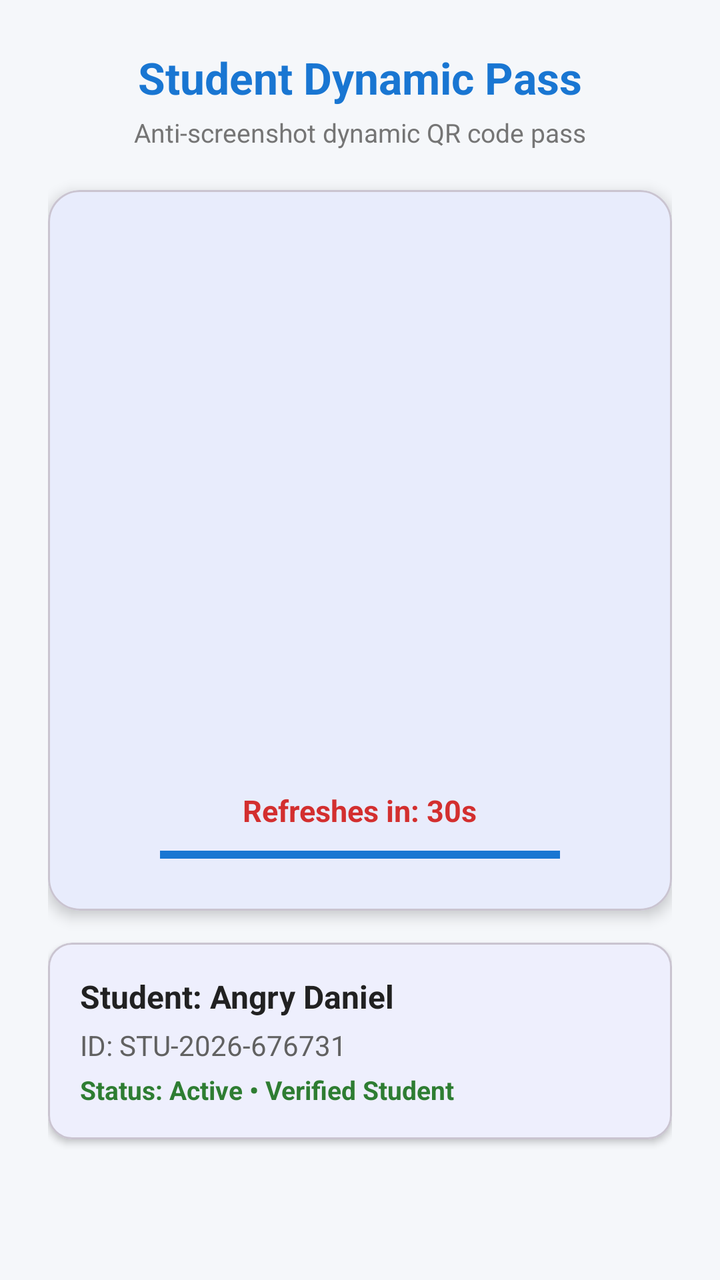
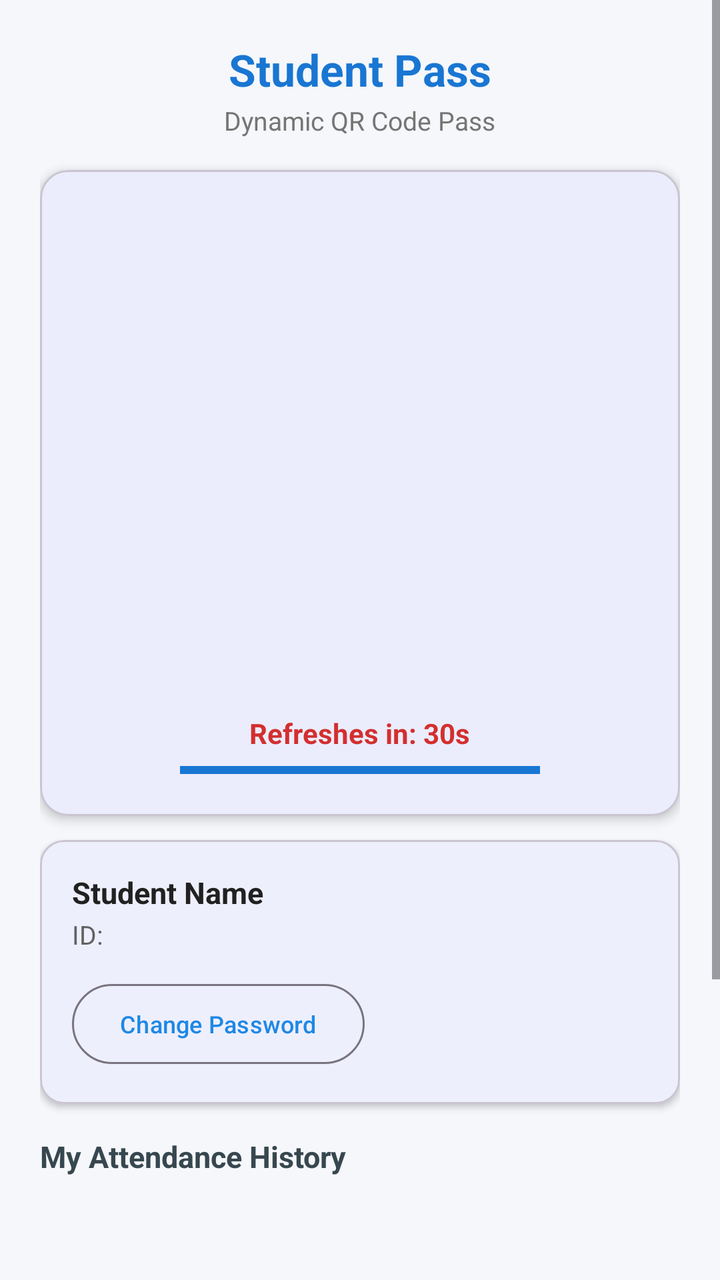

Compare the two renders of this Android layout. The source of the first and the diff that turns it into the second are given below.
<!-- AndroidManifest.xml: application theme Theme.Schoolthing -->
<!-- res/layout/activity_student_qr.xml -->
<?xml version="1.0" encoding="utf-8"?>
<LinearLayout xmlns:android="http://schemas.android.com/apk/res/android"
    xmlns:app="http://schemas.android.com/apk/res-auto"
    android:layout_width="match_parent"
    android:layout_height="match_parent"
    android:background="#F5F7FA"
    android:gravity="center_horizontal"
    android:orientation="vertical"
    android:padding="24dp">

    
    <TextView
        android:layout_width="wrap_content"
        android:layout_height="wrap_content"
        android:text="Student Dynamic Pass"
        android:textColor="#1976D2"
        android:textSize="22sp"
        android:textStyle="bold" />

    <TextView
        android:layout_width="wrap_content"
        android:layout_height="wrap_content"
        android:layout_marginTop="4dp"
        android:text="Anti-screenshot dynamic QR code pass"
        android:textColor="#757575"
        android:textSize="13sp" />

    
    <com.google.android.material.card.MaterialCardView
        android:layout_width="match_parent"
        android:layout_height="wrap_content"
        android:layout_marginTop="20dp"
        app:cardCornerRadius="16dp"
        app:cardElevation="4dp">

        <LinearLayout
            android:layout_width="match_parent"
            android:layout_height="wrap_content"
            android:gravity="center_horizontal"
            android:orientation="vertical"
            android:padding="24dp">

            <ImageView
                android:id="@+id/imgQrCode"
                android:layout_width="260dp"
                android:layout_height="260dp"
                android:contentDescription="Dynamic QR Pass" />

            <TextView
                android:id="@+id/tvTimer"
                android:layout_width="wrap_content"
                android:layout_height="wrap_content"
                android:layout_marginTop="16dp"
                android:text="Refreshes in: 30s"
                android:textColor="#D32F2F"
                android:textSize="15sp"
                android:textStyle="bold" />

            <ProgressBar
                android:id="@+id/progressBar"
                style="?android:attr/progressBarStyleHorizontal"
                android:layout_width="200dp"
                android:layout_height="8dp"
                android:layout_marginTop="8dp"
                android:max="30"
                android:progress="30"
                android:progressTint="#1976D2" />
        </LinearLayout>
    </com.google.android.material.card.MaterialCardView>

    
    <com.google.android.material.card.MaterialCardView
        android:layout_width="match_parent"
        android:layout_height="wrap_content"
        android:layout_marginTop="16dp"
        app:cardCornerRadius="12dp"
        app:cardElevation="2dp">

        <LinearLayout
            android:layout_width="match_parent"
            android:layout_height="wrap_content"
            android:orientation="vertical"
            android:padding="16dp">

            <TextView
                android:id="@+id/tvStudentName"
                android:layout_width="wrap_content"
                android:layout_height="wrap_content"
                android:text="Student: Angry Daniel"
                android:textColor="#212121"
                android:textSize="16sp"
                android:textStyle="bold" />

            <TextView
                android:id="@+id/tvStudentId"
                android:layout_width="wrap_content"
                android:layout_height="wrap_content"
                android:layout_marginTop="4dp"
                android:text="ID: STU-2026-676731"
                android:textColor="#616161"
                android:textSize="14sp" />

            <TextView
                android:layout_width="wrap_content"
                android:layout_height="wrap_content"
                android:layout_marginTop="4dp"
                android:text="Status: Active • Verified Student"
                android:textColor="#2E7D32"
                android:textSize="13sp"
                android:textStyle="bold" />
        </LinearLayout>
    </com.google.android.material.card.MaterialCardView>

</LinearLayout>
<!-- resources referenced by this layout -->
<resources>
  <style name="Theme.Schoolthing" parent="Theme.Material3.DayNight.NoActionBar">
          <item name="colorPrimary">#1E88E5</item>
          <item name="colorOnPrimary">#FFFFFF</item>
          <item name="colorSecondary">#2E7D32</item>
          <item name="colorOnSecondary">#FFFFFF</item>
          <item name="android:statusBarColor">#1976D2</item>
      </style>
</resources>

<!-- the commit's change to res/layout/activity_student_qr.xml (unified diff, before → after) -->
@@ -1,114 +1,137 @@
 <?xml version="1.0" encoding="utf-8"?>
-<LinearLayout xmlns:android="http://schemas.android.com/apk/res/android"
+<ScrollView xmlns:android="http://schemas.android.com/apk/res/android"
     xmlns:app="http://schemas.android.com/apk/res-auto"
     android:layout_width="match_parent"
     android:layout_height="match_parent"
     android:background="#F5F7FA"
-    android:gravity="center_horizontal"
-    android:orientation="vertical"
-    android:padding="24dp">
+    android:fillViewport="true">
 
-    
-    <TextView
-        android:layout_width="wrap_content"
-        android:layout_height="wrap_content"
-        android:text="Student Dynamic Pass"
-        android:textColor="#1976D2"
-        android:textSize="22sp"
-        android:textStyle="bold" />
-
-    <TextView
-        android:layout_width="wrap_content"
-        android:layout_height="wrap_content"
-        android:layout_marginTop="4dp"
-        android:text="Anti-screenshot dynamic QR code pass"
-        android:textColor="#757575"
-        android:textSize="13sp" />
-
-    
-    <com.google.android.material.card.MaterialCardView
+    <LinearLayout
         android:layout_width="match_parent"
         android:layout_height="wrap_content"
-        android:layout_marginTop="20dp"
-        app:cardCornerRadius="16dp"
-        app:cardElevation="4dp">
+        android:gravity="center_horizontal"
+        android:orientation="vertical"
+        android:padding="20dp">
 
-        <LinearLayout
+        <TextView
+            android:layout_width="wrap_content"
+            android:layout_height="wrap_content"
+            android:text="Student Pass"
+            android:textColor="#1976D2"
+            android:textSize="22sp"
+            android:textStyle="bold" />
+
+        <TextView
+            android:layout_width="wrap_content"
+            android:layout_height="wrap_content"
+            android:layout_marginTop="2dp"
+            android:text="Dynamic QR Code Pass"
+            android:textColor="#757575"
+            android:textSize="13sp" />
+
+        
+        <com.google.android.material.card.MaterialCardView
             android:layout_width="match_parent"
             android:layout_height="wrap_content"
-            android:gravity="center_horizontal"
-            android:orientation="vertical"
-            android:padding="24dp">
+            android:layout_marginTop="16dp"
+            app:cardCornerRadius="14dp"
+            app:cardElevation="3dp">
 
-            <ImageView
-                android:id="@+id/imgQrCode"
-                android:layout_width="260dp"
-                android:layout_height="260dp"
-                android:contentDescription="Dynamic QR Pass" />
+            <LinearLayout
+                android:layout_width="match_parent"
+                android:layout_height="wrap_content"
+                android:gravity="center_horizontal"
+                android:orientation="vertical"
+                android:padding="20dp">
 
-            <TextView
-                android:id="@+id/tvTimer"
-                android:layout_width="wrap_content"
-                android:layout_height="wrap_content"
-                android:layout_marginTop="16dp"
-                android:text="Refreshes in: 30s"
-                android:textColor="#D32F2F"
-                android:textSize="15sp"
-                android:textStyle="bold" />
+                <ImageView
+                    android:id="@+id/imgQrCode"
+                    android:layout_width="240dp"
+                    android:layout_height="240dp"
+                    android:contentDescription="Dynamic QR Code Pass" />
 
-            <ProgressBar
-                android:id="@+id/progressBar"
-                style="?android:attr/progressBarStyleHorizontal"
-                android:layout_width="200dp"
-                android:layout_height="8dp"
-                android:layout_marginTop="8dp"
-                android:max="30"
-                android:progress="30"
-                android:progressTint="#1976D2" />
-        </LinearLayout>
-    </com.google.android.material.card.MaterialCardView>
+                <TextView
+                    android:id="@+id/tvTimer"
+                    android:layout_width="wrap_content"
+                    android:layout_height="wrap_content"
+                    android:layout_marginTop="12dp"
+                    android:text="Refreshes in: 30s"
+                    android:textColor="#D32F2F"
+                    android:textSize="14sp"
+                    android:textStyle="bold" />
 
-    
-    <com.google.android.material.card.MaterialCardView
-        android:layout_width="match_parent"
-        android:layout_height="wrap_content"
-        android:layout_marginTop="16dp"
-        app:cardCornerRadius="12dp"
-        app:cardElevation="2dp">
+                <ProgressBar
+                    android:id="@+id/progressBar"
+                    style="?android:attr/progressBarStyleHorizontal"
+                    android:layout_width="180dp"
+                    android:layout_height="6dp"
+                    android:layout_marginTop="6dp"
+                    android:max="30"
+                    android:progress="30"
+                    android:progressTint="#1976D2" />
+            </LinearLayout>
+        </com.google.android.material.card.MaterialCardView>
 
-        <LinearLayout
+        
+        <com.google.android.material.card.MaterialCardView
             android:layout_width="match_parent"
             android:layout_height="wrap_content"
-            android:orientation="vertical"
-            android:padding="16dp">
+            android:layout_marginTop="12dp"
+            app:cardCornerRadius="12dp"
+            app:cardElevation="2dp">
 
-            <TextView
-                android:id="@+id/tvStudentName"
-                android:layout_width="wrap_content"
+            <LinearLayout
+                android:layout_width="match_parent"
                 android:layout_height="wrap_content"
-                android:text="Student: Angry Daniel"
-                android:textColor="#212121"
-                android:textSize="16sp"
-                android:textStyle="bold" />
+                android:orientation="vertical"
+                android:padding="16dp">
 
-            <TextView
-                android:id="@+id/tvStudentId"
-                android:layout_width="wrap_content"
-                android:layout_height="wrap_content"
-                android:layout_marginTop="4dp"
-                android:text="ID: STU-2026-676731"
-                android:textColor="#616161"
-                android:textSize="14sp" />
+                <TextView
+                    android:id="@+id/tvStudentName"
+                    android:layout_width="wrap_content"
+                    android:layout_height="wrap_content"
+                    android:text="Student Name"
+                    android:textColor="#212121"
+                    android:textSize="15sp"
+                    android:textStyle="bold" />
 
-            <TextView
-                android:layout_width="wrap_content"
-                android:layout_height="wrap_content"
-                android:layout_marginTop="4dp"
-                android:text="Status: Active • Verified Student"
-                android:textColor="#2E7D32"
-                android:textSize="13sp"
-                android:textStyle="bold" />
-        </LinearLayout>
-    </com.google.android.material.card.MaterialCardView>
+                <TextView
+                    android:id="@+id/tvStudentId"
+                    android:layout_width="wrap_content"
+                    android:layout_height="wrap_content"
+                    android:layout_marginTop="2dp"
+                    android:text="ID: "
+                    android:textColor="#616161"
+                    android:textSize="13sp" />
 
-</LinearLayout>
+                <Button
+                    android:id="@+id/btnChangePassword"
+                    style="@style/Widget.Material3.Button.OutlinedButton"
+                    android:layout_width="wrap_content"
+                    android:layout_height="wrap_content"
+                    android:layout_marginTop="12dp"
+                    android:text="Change Password"
+                    android:textSize="12sp" />
+            </LinearLayout>
+        </com.google.android.material.card.MaterialCardView>
+
+        
+        <TextView
+            android:layout_width="match_parent"
+            android:layout_height="wrap_content"
+            android:layout_marginTop="16dp"
+            android:layout_marginBottom="8dp"
+            android:text="My Attendance History"
+            android:textColor="#37474F"
+            android:textSize="15sp"
+            android:textStyle="bold" />
+
+        <ListView
+            android:id="@+id/listViewStudentLogs"
+            android:layout_width="match_parent"
+            android:layout_height="220dp"
+            android:divider="@android:color/transparent"
+            android:dividerHeight="6dp" />
+
+    </LinearLayout>
+</ScrollView>
